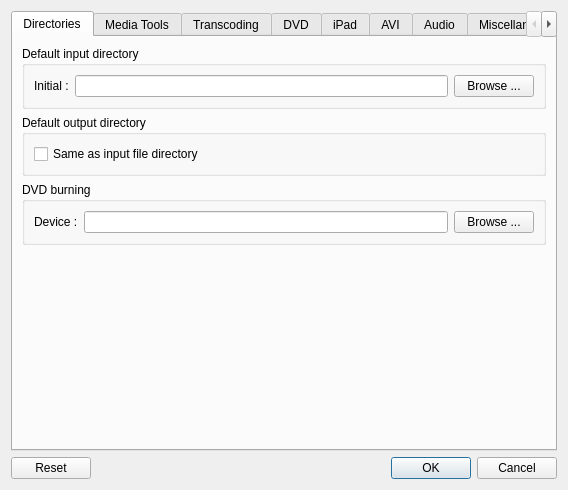
qtlmovie/qtlmovie, file src/QtlMovie/QtlMovieEditSettings.ui: the form before one commit.
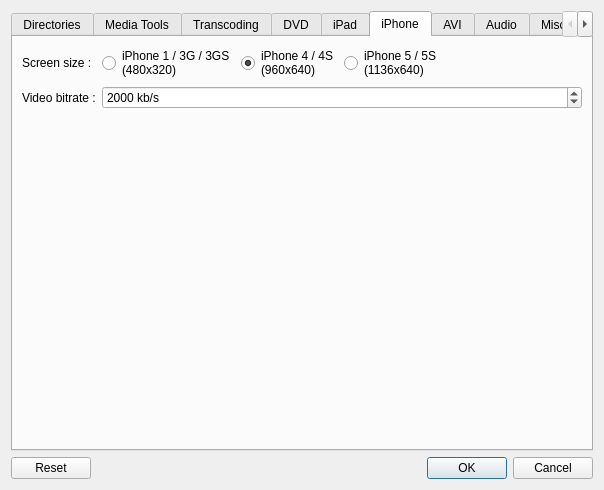
The form after the commit. The open tabs and pages were chosen to show the change. Icons and pictures are not drawn. Custom widgets are drawn as their Qt base class.

Commit message:
Added "iPhone" output type.
Same kind of conversion as iPad but size and bitrate parameters are different.

Patch:
```diff
--- a/src/QtlMovie/QtlMovieEditSettings.ui
+++ b/src/QtlMovie/QtlMovieEditSettings.ui
@@ -6,7 +6,7 @@
    <rect>
     <x>0</x>
     <y>0</y>
-    <width>567</width>
+    <width>604</width>
     <height>490</height>
    </rect>
   </property>
@@ -716,6 +716,111 @@
        </item>
       </layout>
      </widget>
+     <widget class="QWidget" name="tabIphone">
+      <attribute name="title">
+       <string>iPhone</string>
+      </attribute>
+      <layout class="QGridLayout" name="gridLayoutIphone">
+       <item row="1" column="0">
+        <widget class="QLabel" name="labelIphoneBitrate">
+         <property name="sizePolicy">
+          <sizepolicy hsizetype="Minimum" vsizetype="Preferred">
+           <horstretch>0</horstretch>
+           <verstretch>0</verstretch>
+          </sizepolicy>
+         </property>
+         <property name="text">
+          <string>Video bitrate :</string>
+         </property>
+        </widget>
+       </item>
+       <item row="1" column="1" colspan="4">
+        <widget class="QSpinBox" name="spinIphoneBitrate">
+         <property name="sizePolicy">
+          <sizepolicy hsizetype="MinimumExpanding" vsizetype="Fixed">
+           <horstretch>0</horstretch>
+           <verstretch>0</verstretch>
+          </sizepolicy>
+         </property>
+         <property name="suffix">
+          <string> kb/s</string>
+         </property>
+         <property name="minimum">
+          <number>500</number>
+         </property>
+         <property name="maximum">
+          <number>10000</number>
+         </property>
+         <property name="singleStep">
+          <number>100</number>
+         </property>
+         <property name="value">
+          <number>2000</number>
+         </property>
+        </widget>
+       </item>
+       <item row="0" column="1">
+        <widget class="QRadioButton" name="radioIphone3">
+         <property name="text">
+          <string>iPhone 1 / 3G / 3GS
+(480x320)</string>
+         </property>
+        </widget>
+       </item>
+       <item row="0" column="2">
+        <widget class="QRadioButton" name="radioIphone4">
+         <property name="text">
+          <string>iPhone 4 / 4S
+(960x640)</string>
+         </property>
+         <property name="checked">
+          <bool>true</bool>
+         </property>
+        </widget>
+       </item>
+       <item row="0" column="3">
+        <widget class="QRadioButton" name="radioIphone5">
+         <property name="text">
+          <string>iPhone 5 / 5S
+(1136x640)</string>
+         </property>
+        </widget>
+       </item>
+       <item row="0" column="4">
+        <spacer name="spacerIphoneSize">
+         <property name="orientation">
+          <enum>Qt::Horizontal</enum>
+         </property>
+         <property name="sizeHint" stdset="0">
+          <size>
+           <width>40</width>
+           <height>20</height>
+          </size>
+         </property>
+        </spacer>
+       </item>
+       <item row="0" column="0">
+        <widget class="QLabel" name="labelResolution">
+         <property name="text">
+          <string>Screen size :</string>
+         </property>
+        </widget>
+       </item>
+       <item row="2" column="1">
+        <spacer name="spacerIphone">
+         <property name="orientation">
+          <enum>Qt::Vertical</enum>
+         </property>
+         <property name="sizeHint" stdset="0">
+          <size>
+           <width>20</width>
+           <height>40</height>
+          </size>
+         </property>
+        </spacer>
+       </item>
+      </layout>
+     </widget>
      <widget class="QWidget" name="tabAvi">
       <attribute name="title">
        <string>AVI</string>
```
Left out of the diff: 6 changed lines with no effect on the pictures. The commit also changes 10 other files.
